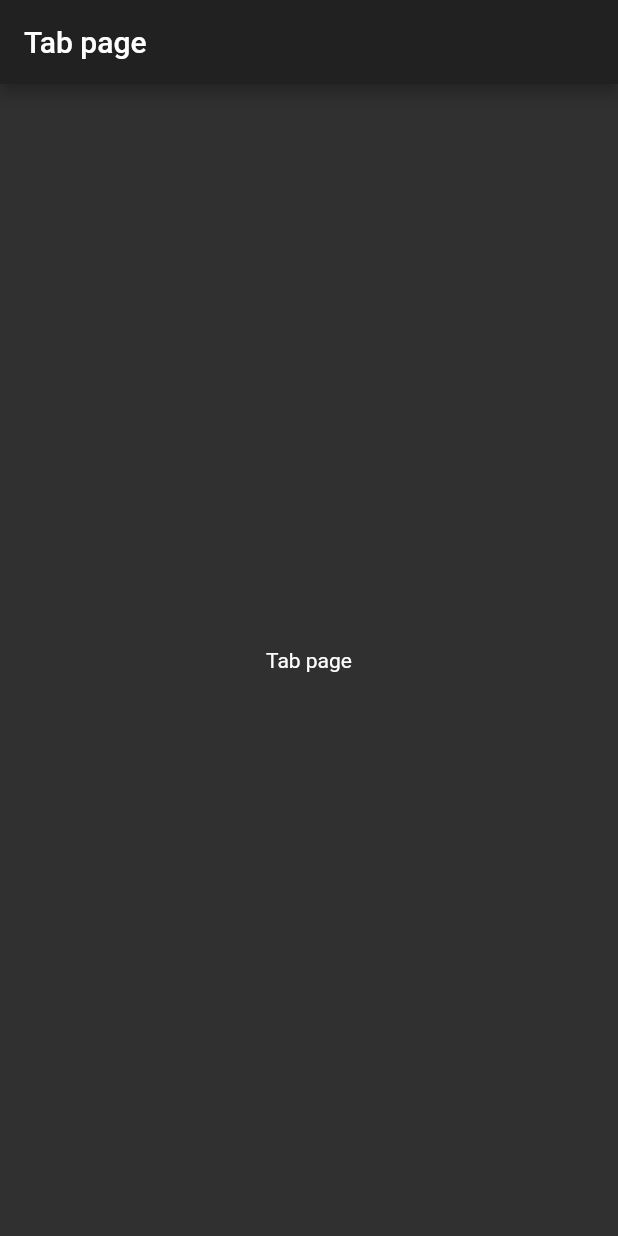
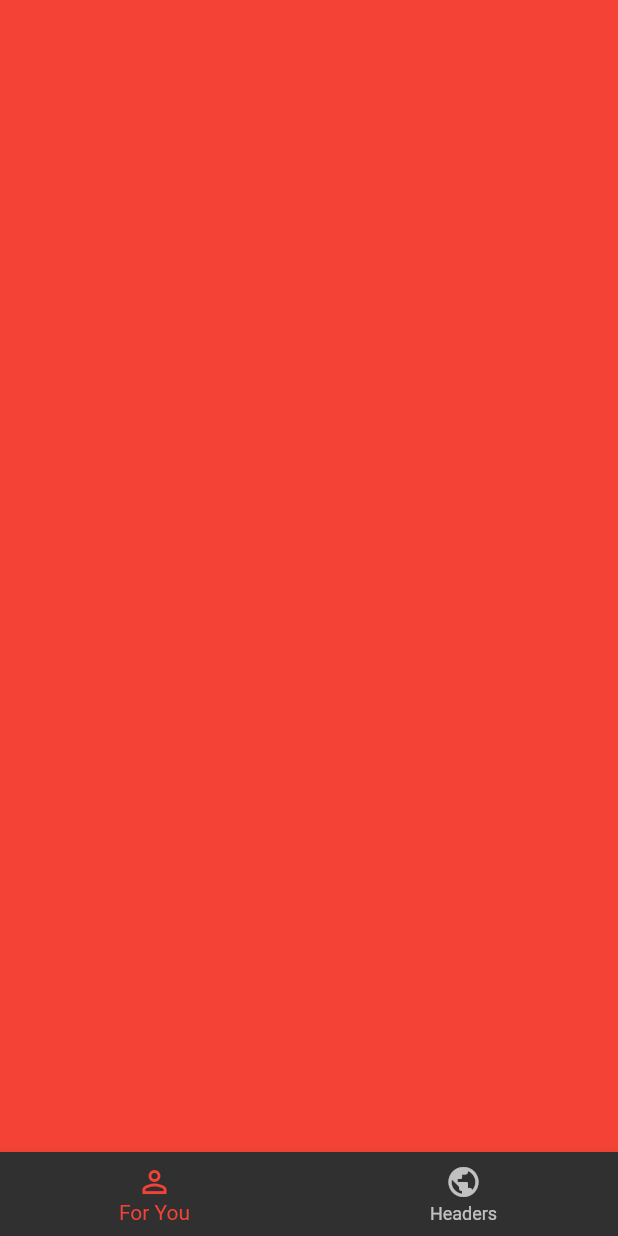
Before and after one commit to IdGalarzaSa/flutter-news-app, a Flutter app: the screen it shows after launch, on a phone screen of 412 x 824 dp. Run offline on Flutter 3.47's test engine with Material 2 defaults, Android fonts, the phone set to English and light mode, and no system bars.

Commit message:
bottom navigation logic

```diff
--- a/lib/src/pages/tabs_page.dart
+++ b/lib/src/pages/tabs_page.dart
@@ -1,16 +1,73 @@
 import 'package:flutter/material.dart';
 import 'package:flutter/cupertino.dart';
+import 'package:provider/provider.dart';
 
 class TabPage extends StatelessWidget {
   @override
   Widget build(BuildContext context) {
-    return Scaffold(
-      appBar: AppBar(
-        title: Text('Tab page'),
-      ),
-      body: Center(
-        child: Text('Tab page'),
+    return ChangeNotifierProvider(
+      create: (_) => new _NavigationProvider(),
+      child: Scaffold(
+        body: _Pages(),
+        bottomNavigationBar: _BottomNavigationBar(),
       ),
     );
   }
 }
+
+class _BottomNavigationBar extends StatelessWidget {
+  @override
+  Widget build(BuildContext context) {
+    final navigationProvider = Provider.of<_NavigationProvider>(context);
+
+    return BottomNavigationBar(
+      currentIndex: navigationProvider.currentPage,
+      onTap: (int tabSelected) => navigationProvider.currentPage = tabSelected,
+      items: [
+        BottomNavigationBarItem(
+            icon: Icon(Icons.person_outline), label: "For You"),
+        BottomNavigationBarItem(icon: Icon(Icons.public), label: "Headers"),
+      ],
+    );
+  }
+}
+
+class _Pages extends StatelessWidget {
+  @override
+  Widget build(BuildContext context) {
+    final navigationProvider = Provider.of<_NavigationProvider>(context);
+
+    return PageView(
+      controller: navigationProvider.pageController,
+      physics: BouncingScrollPhysics(),
+      onPageChanged: (int newCurrentPage) {
+        navigationProvider.currentPage = newCurrentPage;
+      },
+      children: [
+        Container(color: Colors.red),
+        Container(color: Colors.cyan),
+      ],
+    );
+  }
+}
+
+class _NavigationProvider extends ChangeNotifier {
+  int _currentPage = 0;
+  final _pageController = new PageController();
+
+  int get currentPage => this._currentPage;
+
+  set currentPage(int newCurrentPage) {
+    this._currentPage = newCurrentPage;
+
+    _pageController.animateToPage(
+      newCurrentPage,
+      duration: Duration(milliseconds: 250),
+      curve: Curves.easeInOut,
+    );
+
+    notifyListeners();
+  }
+
+  PageController get pageController => this._pageController;
+}
```
Also changed, not shown: pubspec.yaml (+1 -9 lines), pubspec.lock.
